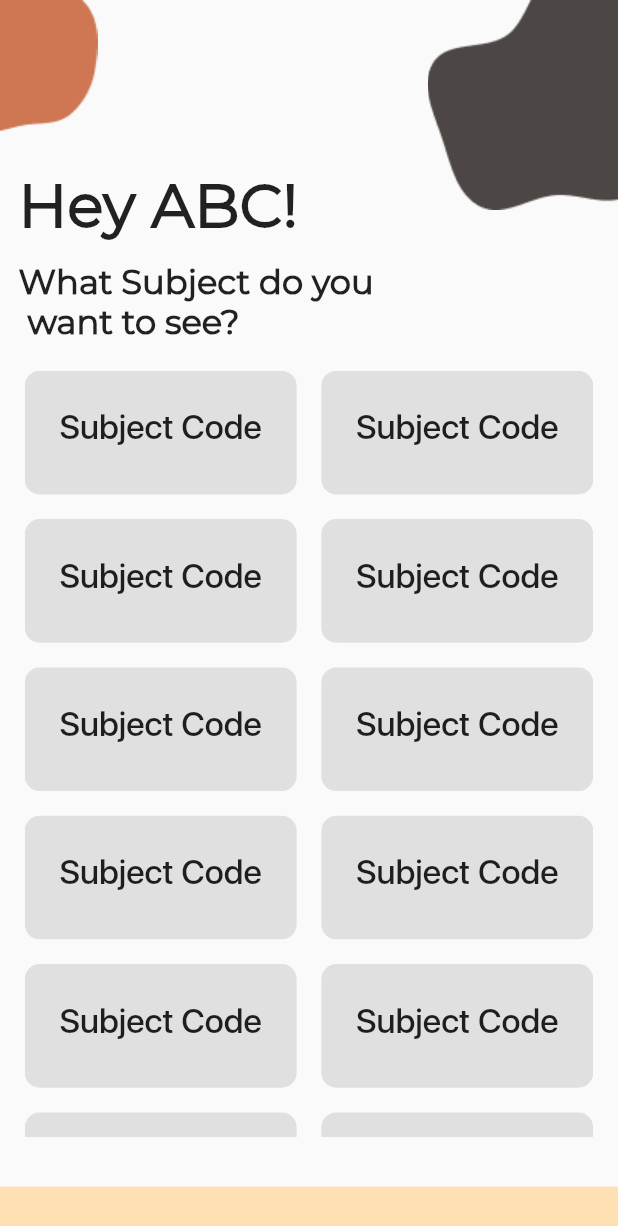
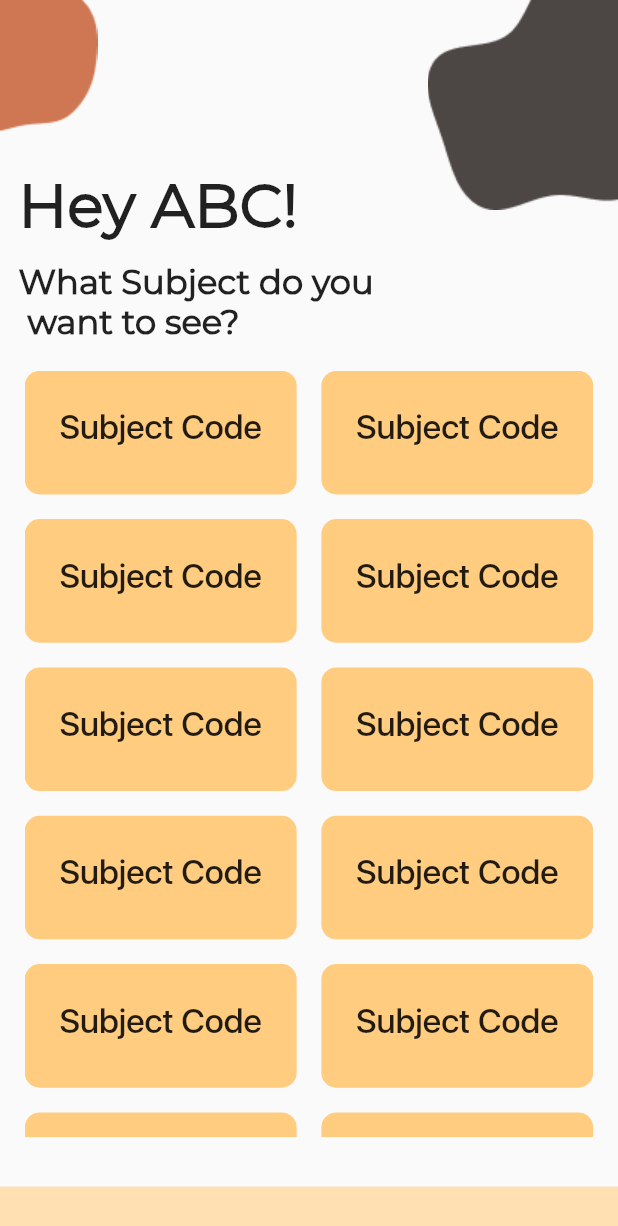
Before and after one commit to BlackTimber-Labs/Liberdeck, a Flutter app: the screen it shows after launch, on a phone screen of 412 x 824 dp. Shown: the top 1226 px of the screen. Run offline on Flutter 3.47's test engine with Material 2 defaults, Android fonts, the phone set to English and light mode, and no system bars; our stand-ins replace font_awesome_flutter.

Commit message:
made header widgets common

```diff
--- a/lib/screens/sub_screen.dart
+++ b/lib/screens/sub_screen.dart
@@ -1,12 +1,12 @@
 import 'package:flutter/material.dart';
 
-import '../widgets/bottom_bar.dart';
-import '../widgets/sub_screen/sub_header.dart';
+import '../widgets/empty_bottom_bar.dart';
 import '../widgets/sub_screen/sub_main_view.dart';
+import '../widgets/text_header.dart';
 
 class SubScreen extends StatefulWidget {
   const SubScreen({Key? key}) : super(key: key);
-  static const routename = "/sub";
+  static const String routename = '/sub';
   @override
   _SubScreenState createState() => _SubScreenState();
 }
@@ -14,16 +14,23 @@ class SubScreen extends StatefulWidget {
 class _SubScreenState extends State<SubScreen> {
   @override
   Widget build(BuildContext context) {
-    final height = MediaQuery.of(context).size.height;
-    final width = MediaQuery.of(context).size.width;
+    final double height = MediaQuery.of(context).size.height;
+    final double width = MediaQuery.of(context).size.width;
     return Scaffold(
       body: Column(
-        children: [
+        children: <Widget>[
           Container(
             height: height * 0.3,
             width: width,
             //color: Colors.amber,
-            child: SubHeader(width: width, height: height),
+            child: TextHeader(
+              width: width,
+              height: height,
+              topright: 'assets/images/sub/top_right.png',
+              topleft: 'assets/images/sub/top_left.png',
+              subtitle: 'What Subject do you \n want to see?',
+              title: 'Hey ABC!',
+            ),
           ),
           Container(
             height: height * 0.62,
@@ -36,7 +43,7 @@ class _SubScreenState extends State<SubScreen> {
           SizedBox(
             height: height * 0.04,
           ),
-          BottomBar(height: height),
+          EmptyBottomBar(height: height),
         ],
       ),
     );
--- a/lib/widgets/bottom_bar.dart
+++ b/lib/widgets/empty_bottom_bar.dart
@@ -1,7 +1,7 @@
 import 'package:flutter/material.dart';
 
-class BottomBar extends StatelessWidget {
-  const BottomBar({
+class EmptyBottomBar extends StatelessWidget {
+  const EmptyBottomBar({
     Key? key,
     required this.height,
   }) : super(key: key);
--- a/lib/widgets/sub_screen/sub_main_view.dart
+++ b/lib/widgets/sub_screen/sub_main_view.dart
@@ -13,10 +13,10 @@ class SubMainView extends StatelessWidget {
 
   @override
   Widget build(BuildContext context) {
-    return new StaggeredGridView.countBuilder(
+    return StaggeredGridView.countBuilder(
       crossAxisCount: 4,
       itemCount: 16,
-      itemBuilder: (BuildContext context, int index) => new Material(
+      itemBuilder: (BuildContext context, int index) => Material(
         color: Colors.transparent,
         shadowColor: Colors.transparent,
         elevation: 1,
@@ -26,7 +26,7 @@ class SubMainView extends StatelessWidget {
             height: height * 0.1,
             width: width * 0.2,
             decoration: BoxDecoration(
-              color: Theme.of(context).buttonColor,
+              color: Theme.of(context).buttonTheme.colorScheme!.background,
               borderRadius: BorderRadius.circular(10),
             ),
             padding: EdgeInsets.symmetric(
@@ -34,7 +34,7 @@ class SubMainView extends StatelessWidget {
               vertical: height * 0.03,
             ),
             child: Text(
-              "Subject Code",
+              'Subject Code',
               softWrap: true,
               textAlign: TextAlign.center,
               style: Theme.of(context).textTheme.button,
@@ -44,7 +44,7 @@ class SubMainView extends StatelessWidget {
         ),
       ),
       staggeredTileBuilder: (int index) =>
-          new StaggeredTile.count(2, index.isEven ? 1 : 1),
+          StaggeredTile.count(2, index.isEven ? 1 : 1),
       mainAxisSpacing: height * 0.02,
       crossAxisSpacing: width * 0.04,
     );
--- a/lib/widgets/sub_screen/sub_header.dart
+++ b/lib/widgets/text_header.dart
@@ -1,49 +1,54 @@
 import 'package:flutter/material.dart';
 
-class SubHeader extends StatelessWidget {
-  const SubHeader({
+// Header Containing Text at the Center Bottom.
+class TextHeader extends StatelessWidget {
+  const TextHeader({
     Key? key,
     required this.width,
     required this.height,
+    required this.topright,
+    required this.topleft,
+    required this.title,
+    required this.subtitle,
   }) : super(key: key);
 
   final double width;
   final double height;
-
+  final String topright;
+  final String topleft;
+  final String title;
+  final String subtitle;
   @override
   Widget build(BuildContext context) {
     return Stack(
-      children: [
+      children: <Widget>[
         Positioned(
-          child: Container(
-            child: Image(
-              image: AssetImage(
-                "assets/images/sub/top_right.png",
-              ),
+          top: 0,
+          right: 0,
+          child: Image(
+            image: AssetImage(
+              topright,
             ),
           ),
-          top: 0,
-          right: 0,
         ),
         Positioned(
-          child: Container(
-            child: Image(
-              image: AssetImage(
-                "assets/images/sub/top_left.png",
-              ),
+          top: 0,
+          left: 0,
+          child: Image(
+            image: AssetImage(
+              topleft,
             ),
           ),
-          top: 0,
-          left: 0,
         ),
         Positioned(
+          top: 100,
           child: Container(
             padding: EdgeInsets.all(width * 0.03),
             child: Column(
               crossAxisAlignment: CrossAxisAlignment.start,
-              children: [
+              children: <Widget>[
                 Text(
-                  "Hey ABC!",
+                  title,
                   style: Theme.of(context).textTheme.headline6,
                   textAlign: TextAlign.start,
                 ),
@@ -51,7 +56,7 @@ class SubHeader extends StatelessWidget {
                   height: height * 0.015,
                 ),
                 Text(
-                  "What Subject do you \n want to see?",
+                  subtitle,
                   softWrap: true,
                   maxLines: 2,
                   style: Theme.of(context).textTheme.headline5,
@@ -59,7 +64,6 @@ class SubHeader extends StatelessWidget {
               ],
             ),
           ),
-          top: 100,
         ),
       ],
     );
```
Also changed, not shown: lib/screens/sub_chp_screen.dart (+12 -9 lines), lib/widgets/image_header.dart (renamed from lib/widgets/sub_chp_screen/sub_chp_header.dart, +22 -19 lines), lib/widgets/sub_chp_screen/sub_chp_main_view.dart (+7 -7 lines), 1 other file.
